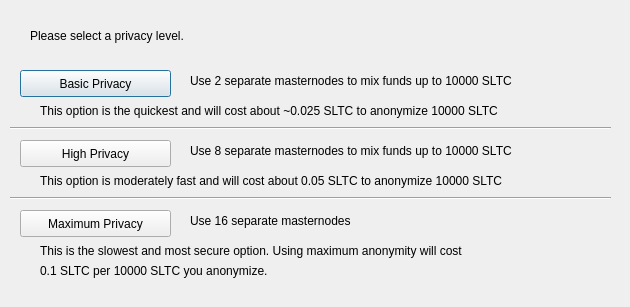
Qt form src/qt/forms/obfuscationconfig.ui (ToranTeam/Toran) before a commit.
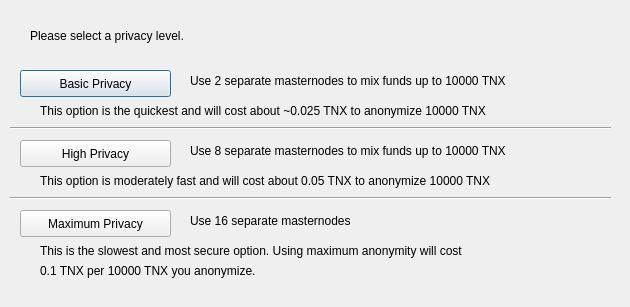
The same form after that commit.

```diff
--- a/src/qt/forms/obfuscationconfig.ui
+++ b/src/qt/forms/obfuscationconfig.ui
@@ -75,7 +75,7 @@
     </rect>
    </property>
    <property name="text">
-    <string>Use 2 separate masternodes to mix funds up to 10000 SLTC</string>
+    <string>Use 2 separate masternodes to mix funds up to 10000 TNX</string>
    </property>
   </widget>
   <widget class="QLabel" name="label_3">
@@ -88,7 +88,7 @@
     </rect>
    </property>
    <property name="text">
-    <string>Use 8 separate masternodes to mix funds up to 10000 SLTC</string>
+    <string>Use 8 separate masternodes to mix funds up to 10000 TNX</string>
    </property>
   </widget>
   <widget class="QLabel" name="label_4">
@@ -114,7 +114,7 @@
     </rect>
    </property>
    <property name="text">
-    <string>This option is the quickest and will cost about ~0.025 SLTC to anonymize 10000 SLTC</string>
+    <string>This option is the quickest and will cost about ~0.025 TNX to anonymize 10000 TNX</string>
    </property>
   </widget>
   <widget class="QLabel" name="label_7">
@@ -127,7 +127,7 @@
     </rect>
    </property>
    <property name="text">
-    <string>This option is moderately fast and will cost about 0.05 SLTC to anonymize 10000 SLTC</string>
+    <string>This option is moderately fast and will cost about 0.05 TNX to anonymize 10000 TNX</string>
    </property>
   </widget>
   <widget class="QLabel" name="label_8">
@@ -153,7 +153,7 @@
     </rect>
    </property>
    <property name="text">
-    <string>0.1 SLTC per 10000 SLTC you anonymize.</string>
+    <string>0.1 TNX per 10000 TNX you anonymize.</string>
    </property>
   </widget>
   <widget class="Line" name="line">
```
